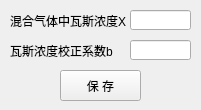
This is python/cbm/uifiles/pore_flow_b_dlg.ui in wyrover/cbm as Qt 5 draws it before an edit. The edited form follows.
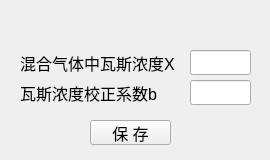
This is the edited form. Icons and pictures are not drawn.

Patch:
```diff
--- a/python/cbm/uifiles/pore_flow_b_dlg.ui
+++ b/python/cbm/uifiles/pore_flow_b_dlg.ui
@@ -6,8 +6,8 @@
    <rect>
     <x>0</x>
     <y>0</y>
-    <width>201</width>
-    <height>110</height>
+    <width>270</width>
+    <height>160</height>
    </rect>
   </property>
   <property name="windowTitle">
@@ -17,15 +17,29 @@
    <iconset resource="../usecad.qrc">
     <normaloff>:/images/cbm.ico</normaloff>:/images/cbm.ico</iconset>
   </property>
+  <widget class="QWidget" name="widget_main" native="true">
+   <property name="geometry">
+    <rect>
+     <x>0</x>
+     <y>30</y>
+     <width>271</width>
+     <height>131</height>
+    </rect>
+   </property>
   <widget class="QLabel" name="mineName_label_12">
    <property name="geometry">
     <rect>
-     <x>10</x>
-     <y>10</y>
-     <width>121</width>
-     <height>21</height>
-    </rect>
-   </property>
+      <x>20</x>
+      <y>20</y>
+      <width>181</width>
+      <height>25</height>
+     </rect>
+    </property>
+    <property name="font">
+     <font>
+      <pointsize>12</pointsize>
+     </font>
+    </property>
    <property name="text">
     <string>混合气体中瓦斯浓度X</string>
    </property>
@@ -33,48 +47,181 @@
   <widget class="QLabel" name="mineName_label_14">
    <property name="geometry">
     <rect>
-     <x>10</x>
-     <y>40</y>
-     <width>131</width>
-     <height>21</height>
-    </rect>
-   </property>
+      <x>20</x>
+      <y>50</y>
+      <width>171</width>
+      <height>25</height>
+     </rect>
+    </property>
+    <property name="font">
+     <font>
+      <pointsize>12</pointsize>
+     </font>
+    </property>
    <property name="text">
     <string>瓦斯浓度校正系数b</string>
    </property>
   </widget>
-  <widget class="QLineEdit" name="X">
+   <widget class="QLineEdit" name="x">
    <property name="geometry">
     <rect>
-     <x>130</x>
-     <y>10</y>
+      <x>190</x>
+      <y>20</y>
      <width>61</width>
-     <height>20</height>
-    </rect>
-   </property>
+      <height>25</height>
+     </rect>
+    </property>
+    <property name="font">
+     <font>
+      <pointsize>12</pointsize>
+     </font>
+    </property>
   </widget>
   <widget class="QLineEdit" name="b">
    <property name="geometry">
     <rect>
-     <x>130</x>
-     <y>40</y>
+      <x>190</x>
+      <y>50</y>
      <width>61</width>
-     <height>20</height>
-    </rect>
-   </property>
+      <height>25</height>
+     </rect>
+    </property>
+    <property name="font">
+     <font>
+      <pointsize>12</pointsize>
+     </font>
+    </property>
   </widget>
   <widget class="QPushButton" name="save">
    <property name="geometry">
     <rect>
-     <x>60</x>
-     <y>70</y>
+      <x>90</x>
+      <y>90</y>
      <width>81</width>
-     <height>31</height>
-    </rect>
-   </property>
+      <height>25</height>
+     </rect>
+    </property>
+    <property name="font">
+     <font>
+      <pointsize>12</pointsize>
+     </font>
+    </property>
    <property name="text">
     <string>保 存</string>
    </property>
+   </widget>
+  </widget>
+  <widget class="QWidget" name="widget_title" native="true">
+   <property name="geometry">
+    <rect>
+     <x>0</x>
+     <y>0</y>
+     <width>271</width>
+     <height>31</height>
+    </rect>
+   </property>
+   <widget class="QLabel" name="lab_Ico">
+    <property name="geometry">
+     <rect>
+      <x>0</x>
+      <y>0</y>
+      <width>31</width>
+      <height>31</height>
+     </rect>
+    </property>
+    <property name="sizePolicy">
+     <sizepolicy hsizetype="Minimum" vsizetype="Preferred">
+      <horstretch>0</horstretch>
+      <verstretch>0</verstretch>
+     </sizepolicy>
+    </property>
+    <property name="minimumSize">
+     <size>
+      <width>30</width>
+      <height>0</height>
+     </size>
+    </property>
+    <property name="text">
+     <string>&lt;!DOCTYPE HTML PUBLIC &quot;-//W3C//DTD HTML 4.0//EN&quot; &quot;http://www.w3.org/TR/REC-html40/strict.dtd&quot;&gt;
+&lt;html&gt;&lt;head&gt;&lt;meta name=&quot;qrichtext&quot; content=&quot;1&quot; /&gt;&lt;style type=&quot;text/css&quot;&gt;
+p, li { white-space: pre-wrap; }
+&lt;/style&gt;&lt;/head&gt;&lt;body style=&quot; font-family:'SimSun'; font-size:9pt; font-weight:400; font-style:normal;&quot;&gt;
+&lt;p style=&quot;-qt-paragraph-type:empty; margin-top:0px; margin-bottom:0px; margin-left:0px; margin-right:0px; -qt-block-indent:0; text-indent:0px;&quot;&gt;&lt;br /&gt;&lt;/p&gt;&lt;/body&gt;&lt;/html&gt;</string>
+    </property>
+    <property name="alignment">
+     <set>Qt::AlignCenter</set>
+    </property>
+   </widget>
+   <widget class="QLabel" name="lab_Title">
+    <property name="geometry">
+     <rect>
+      <x>40</x>
+      <y>0</y>
+      <width>181</width>
+      <height>31</height>
+     </rect>
+    </property>
+    <property name="sizePolicy">
+     <sizepolicy hsizetype="Expanding" vsizetype="Preferred">
+      <horstretch>0</horstretch>
+      <verstretch>0</verstretch>
+     </sizepolicy>
+    </property>
+    <property name="styleSheet">
+     <string notr="true">font: 10pt &quot;微软雅黑&quot;;</string>
+    </property>
+    <property name="text">
+     <string/>
+    </property>
+    <property name="alignment">
+     <set>Qt::AlignLeading|Qt::AlignLeft|Qt::AlignVCenter</set>
+    </property>
+   </widget>
+   <widget class="QPushButton" name="btnMenu_Close">
+    <property name="geometry">
+     <rect>
+      <x>230</x>
+      <y>0</y>
+      <width>41</width>
+      <height>31</height>
+     </rect>
+    </property>
+    <property name="sizePolicy">
+     <sizepolicy hsizetype="Minimum" vsizetype="Expanding">
+      <horstretch>0</horstretch>
+      <verstretch>0</verstretch>
+     </sizepolicy>
+    </property>
+    <property name="minimumSize">
+     <size>
+      <width>40</width>
+      <height>0</height>
+     </size>
+    </property>
+    <property name="font">
+     <font>
+      <pointsize>12</pointsize>
+     </font>
+    </property>
+    <property name="cursor">
+     <cursorShape>ArrowCursor</cursorShape>
+    </property>
+    <property name="focusPolicy">
+     <enum>Qt::NoFocus</enum>
+    </property>
+    <property name="text">
+     <string/>
+    </property>
+    <property name="iconSize">
+     <size>
+      <width>32</width>
+      <height>32</height>
+     </size>
+    </property>
+    <property name="flat">
+     <bool>true</bool>
+    </property>
+   </widget>
   </widget>
  </widget>
  <resources>
```
Lines whose indentation alone changed are shown as unchanged.
